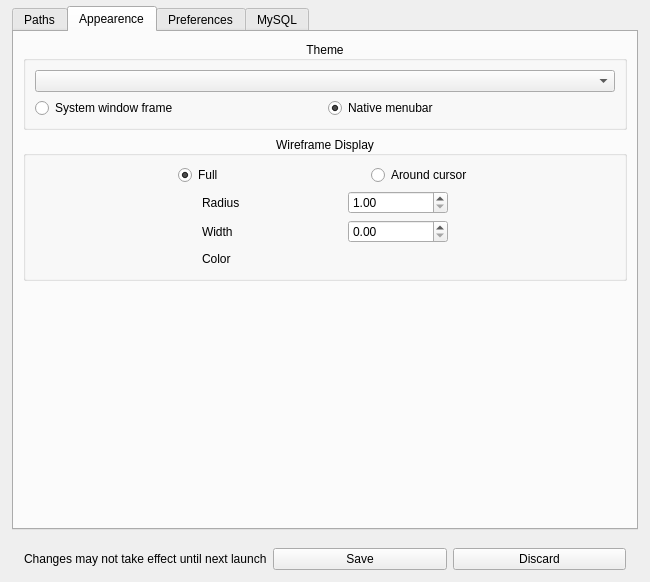
Qt form src/noggit/ui/SettingsPanel.ui (Marlamin/noggit-red) before a commit.
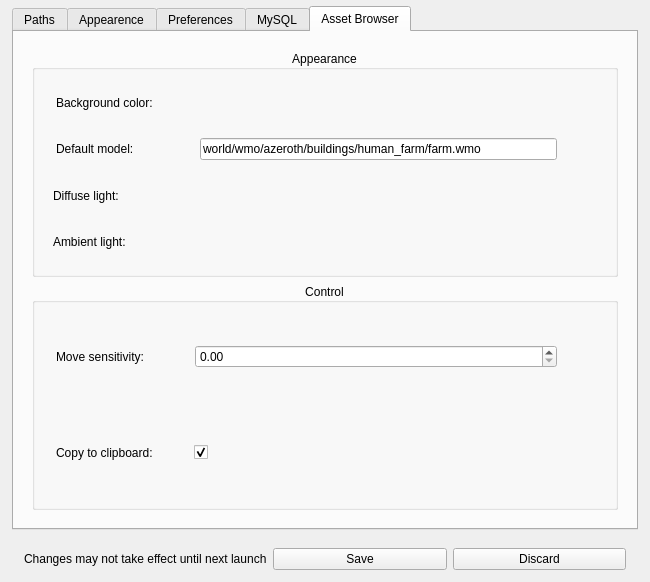
The same form after that commit. Icons and pictures are not drawn. Custom widgets are drawn as their Qt base class.

Commit message: settings: add asset browser settings UI

```diff
--- a/src/noggit/ui/SettingsPanel.ui
+++ b/src/noggit/ui/SettingsPanel.ui
@@ -82,7 +82,7 @@
          <string/>
         </property>
         <property name="currentIndex">
-         <number>1</number>
+         <number>4</number>
         </property>
         <property name="tabBarAutoHide">
          <bool>false</bool>
@@ -1340,6 +1340,438 @@
           </item>
          </layout>
         </widget>
+        <widget class="QWidget" name="tab">
+         <attribute name="title">
+          <string>Asset Browser</string>
+         </attribute>
+         <layout class="QVBoxLayout" name="verticalLayout_3">
+          <item>
+           <widget class="QWidget" name="widget_2" native="true">
+            <layout class="QVBoxLayout" name="verticalLayout_4">
+             <item>
+              <widget class="QGroupBox" name="groupBox">
+               <property name="title">
+                <string>Appearance</string>
+               </property>
+               <property name="alignment">
+                <set>Qt::AlignCenter</set>
+               </property>
+               <layout class="QVBoxLayout" name="verticalLayout_5">
+                <property name="spacing">
+                 <number>0</number>
+                </property>
+                <item>
+                 <widget class="QWidget" name="widget_3" native="true">
+                  <layout class="QHBoxLayout" name="horizontalLayout">
+                   <property name="leftMargin">
+                    <number>12</number>
+                   </property>
+                   <property name="topMargin">
+                    <number>5</number>
+                   </property>
+                   <property name="bottomMargin">
+                    <number>5</number>
+                   </property>
+                   <item>
+                    <widget class="QLabel" name="label">
+                     <property name="sizePolicy">
+                      <sizepolicy hsizetype="Maximum" vsizetype="Preferred">
+                       <horstretch>0</horstretch>
+                       <verstretch>0</verstretch>
+                      </sizepolicy>
+                     </property>
+                     <property name="text">
+                      <string>Background color:</string>
+                     </property>
+                    </widget>
+                   </item>
+                   <item>
+                    <spacer name="horizontalSpacer_4">
+                     <property name="orientation">
+                      <enum>Qt::Horizontal</enum>
+                     </property>
+                     <property name="sizeType">
+                      <enum>QSizePolicy::Fixed</enum>
+                     </property>
+                     <property name="sizeHint" stdset="0">
+                      <size>
+                       <width>40</width>
+                       <height>20</height>
+                      </size>
+                     </property>
+                    </spacer>
+                   </item>
+                   <item>
+                    <widget class="color_widgets::ColorSelector" name="assetBrowserBgCol" native="true"/>
+                   </item>
+                   <item>
+                    <spacer name="horizontalSpacer">
+                     <property name="orientation">
+                      <enum>Qt::Horizontal</enum>
+                     </property>
+                     <property name="sizeType">
+                      <enum>QSizePolicy::Fixed</enum>
+                     </property>
+                     <property name="sizeHint" stdset="0">
+                      <size>
+                       <width>40</width>
+                       <height>20</height>
+                      </size>
+                     </property>
+                    </spacer>
+                   </item>
+                  </layout>
+                 </widget>
+                </item>
+                <item>
+                 <widget class="QWidget" name="widget_4" native="true">
+                  <layout class="QHBoxLayout" name="horizontalLayout_2">
+                   <property name="spacing">
+                    <number>-1</number>
+                   </property>
+                   <property name="leftMargin">
+                    <number>12</number>
+                   </property>
+                   <property name="topMargin">
+                    <number>5</number>
+                   </property>
+                   <property name="bottomMargin">
+                    <number>5</number>
+                   </property>
+                   <item>
+                    <widget class="QLabel" name="label_2">
+                     <property name="sizePolicy">
+                      <sizepolicy hsizetype="Maximum" vsizetype="Preferred">
+                       <horstretch>0</horstretch>
+                       <verstretch>0</verstretch>
+                      </sizepolicy>
+                     </property>
+                     <property name="text">
+                      <string>Default model:</string>
+                     </property>
+                    </widget>
+                   </item>
+                   <item>
+                    <spacer name="horizontalSpacer_3">
+                     <property name="orientation">
+                      <enum>Qt::Horizontal</enum>
+                     </property>
+                     <property name="sizeType">
+                      <enum>QSizePolicy::Fixed</enum>
+                     </property>
+                     <property name="sizeHint" stdset="0">
+                      <size>
+                       <width>60</width>
+                       <height>20</height>
+                      </size>
+                     </property>
+                    </spacer>
+                   </item>
+                   <item>
+                    <widget class="QLineEdit" name="assetBrowserDefaultModel">
+                     <property name="toolTip">
+                      <string>&lt;html&gt;&lt;head/&gt;&lt;body&gt;&lt;p&gt;Default model to load on Asset Browser startup. Has to be a valid model, else an application crash may occur.&lt;/p&gt;&lt;/body&gt;&lt;/html&gt;</string>
+                     </property>
+                     <property name="text">
+                      <string>world/wmo/azeroth/buildings/human_farm/farm.wmo</string>
+                     </property>
+                    </widget>
+                   </item>
+                   <item>
+                    <spacer name="horizontalSpacer_2">
+                     <property name="orientation">
+                      <enum>Qt::Horizontal</enum>
+                     </property>
+                     <property name="sizeType">
+                      <enum>QSizePolicy::Fixed</enum>
+                     </property>
+                     <property name="sizeHint" stdset="0">
+                      <size>
+                       <width>40</width>
+                       <height>20</height>
+                      </size>
+                     </property>
+                    </spacer>
+                   </item>
+                  </layout>
+                 </widget>
+                </item>
+                <item>
+                 <widget class="QWidget" name="widget_9" native="true">
+                  <layout class="QHBoxLayout" name="horizontalLayout_6">
+                   <property name="topMargin">
+                    <number>5</number>
+                   </property>
+                   <property name="bottomMargin">
+                    <number>5</number>
+                   </property>
+                   <item>
+                    <widget class="QLabel" name="label_5">
+                     <property name="sizePolicy">
+                      <sizepolicy hsizetype="Maximum" vsizetype="Preferred">
+                       <horstretch>0</horstretch>
+                       <verstretch>0</verstretch>
+                      </sizepolicy>
+                     </property>
+                     <property name="text">
+                      <string>Diffuse light:</string>
+                     </property>
+                    </widget>
+                   </item>
+                   <item>
+                    <spacer name="horizontalSpacer_9">
+                     <property name="orientation">
+                      <enum>Qt::Horizontal</enum>
+                     </property>
+                     <property name="sizeType">
+                      <enum>QSizePolicy::Fixed</enum>
+                     </property>
+                     <property name="sizeHint" stdset="0">
+                      <size>
+                       <width>70</width>
+                       <height>20</height>
+                      </size>
+                     </property>
+                    </spacer>
+                   </item>
+                   <item>
+                    <widget class="color_widgets::ColorSelector" name="assetBrowserDiffuseLight" native="true"/>
+                   </item>
+                   <item>
+                    <spacer name="horizontalSpacer_10">
+                     <property name="orientation">
+                      <enum>Qt::Horizontal</enum>
+                     </property>
+                     <property name="sizeType">
+                      <enum>QSizePolicy::Fixed</enum>
+                     </property>
+                     <property name="sizeHint" stdset="0">
+                      <size>
+                       <width>40</width>
+                       <height>20</height>
+                      </size>
+                     </property>
+                    </spacer>
+                   </item>
+                  </layout>
+                 </widget>
+                </item>
+                <item>
+                 <widget class="QWidget" name="widget_11" native="true">
+                  <layout class="QHBoxLayout" name="horizontalLayout_7">
+                   <property name="topMargin">
+                    <number>5</number>
+                   </property>
+                   <property name="bottomMargin">
+                    <number>5</number>
+                   </property>
+                   <item>
+                    <widget class="QLabel" name="label_6">
+                     <property name="sizePolicy">
+                      <sizepolicy hsizetype="Maximum" vsizetype="Preferred">
+                       <horstretch>0</horstretch>
+                       <verstretch>0</verstretch>
+                      </sizepolicy>
+                     </property>
+                     <property name="text">
+                      <string>Ambient light:</string>
+                     </property>
+                    </widget>
+                   </item>
+                   <item>
+                    <spacer name="horizontalSpacer_11">
+                     <property name="orientation">
+                      <enum>Qt::Horizontal</enum>
+                     </property>
+                     <property name="sizeType">
+                      <enum>QSizePolicy::Fixed</enum>
+                     </property>
+                     <property name="sizeHint" stdset="0">
+                      <size>
+                       <width>65</width>
+                       <height>20</height>
+                      </size>
+                     </property>
+                    </spacer>
+                   </item>
+                   <item>
+                    <widget class="color_widgets::ColorSelector" name="assetBrowserAmbientLight" native="true"/>
+                   </item>
+                   <item>
+                    <spacer name="horizontalSpacer_12">
+                     <property name="orientation">
+                      <enum>Qt::Horizontal</enum>
+                     </property>
+                     <property name="sizeType">
+                      <enum>QSizePolicy::Fixed</enum>
+                     </property>
+                     <property name="sizeHint" stdset="0">
+                      <size>
+                       <width>40</width>
+                       <height>20</height>
+                      </size>
+                     </property>
+                    </spacer>
+                   </item>
+                  </layout>
+                 </widget>
+                </item>
+               </layout>
+              </widget>
+             </item>
+             <item>
+              <widget class="QGroupBox" name="groupBox_3">
+               <property name="title">
+                <string>Control</string>
+               </property>
+               <property name="alignment">
+                <set>Qt::AlignCenter</set>
+               </property>
+               <layout class="QVBoxLayout" name="verticalLayout_6">
+                <item>
+                 <widget class="QWidget" name="widget_8" native="true">
+                  <layout class="QHBoxLayout" name="horizontalLayout_5">
+                   <property name="leftMargin">
+                    <number>12</number>
+                   </property>
+                   <property name="topMargin">
+                    <number>5</number>
+                   </property>
+                   <property name="bottomMargin">
+                    <number>5</number>
+                   </property>
+                   <item>
+                    <widget class="QLabel" name="label_4">
+                     <property name="sizePolicy">
+                      <sizepolicy hsizetype="Maximum" vsizetype="Preferred">
+                       <horstretch>0</horstretch>
+                       <verstretch>0</verstretch>
+                      </sizepolicy>
+                     </property>
+                     <property name="text">
+                      <string>Move sensitivity:</string>
+                     </property>
+                    </widget>
+                   </item>
+                   <item>
+                    <spacer name="horizontalSpacer_7">
+                     <property name="orientation">
+                      <enum>Qt::Horizontal</enum>
+                     </property>
+                     <property name="sizeType">
+                      <enum>QSizePolicy::Fixed</enum>
+                     </property>
+                     <property name="sizeHint" stdset="0">
+                      <size>
+                       <width>45</width>
+                       <height>20</height>
+                      </size>
+                     </property>
+                    </spacer>
+                   </item>
+                   <item>
+                    <widget class="QDoubleSpinBox" name="assetBrowserMoveSensitivity"/>
+                   </item>
+                   <item>
+                    <spacer name="horizontalSpacer_8">
+                     <property name="orientation">
+                      <enum>Qt::Horizontal</enum>
+                     </property>
+                     <property name="sizeType">
+                      <enum>QSizePolicy::Fixed</enum>
+                     </property>
+                     <property name="sizeHint" stdset="0">
+                      <size>
+                       <width>40</width>
+                       <height>20</height>
+                      </size>
+                     </property>
+                    </spacer>
+                   </item>
+                  </layout>
+                 </widget>
+                </item>
+                <item>
+                 <widget class="QWidget" name="widget_6" native="true">
+                  <layout class="QHBoxLayout" name="horizontalLayout_4">
+                   <property name="leftMargin">
+                    <number>12</number>
+                   </property>
+                   <property name="topMargin">
+                    <number>5</number>
+                   </property>
+                   <property name="bottomMargin">
+                    <number>5</number>
+                   </property>
+                   <item>
+                    <widget class="QLabel" name="label_3">
+                     <property name="sizePolicy">
+                      <sizepolicy hsizetype="Maximum" vsizetype="Preferred">
+                       <horstretch>0</horstretch>
+                       <verstretch>0</verstretch>
+                      </sizepolicy>
+                     </property>
+                     <property name="text">
+                      <string>Copy to clipboard:</string>
+                     </property>
+                    </widget>
+                   </item>
+                   <item>
+                    <spacer name="horizontalSpacer_5">
+                     <property name="orientation">
+                      <enum>Qt::Horizontal</enum>
+                     </property>
+                     <property name="sizeType">
+                      <enum>QSizePolicy::Fixed</enum>
+                     </property>
+                     <property name="sizeHint" stdset="0">
+                      <size>
+                       <width>35</width>
+                       <height>20</height>
+                      </size>
+                     </property>
+                    </spacer>
+                   </item>
+                   <item>
+                    <widget class="QCheckBox" name="assetBrowserCopyToClipboard">
+                     <property name="toolTip">
+                      <string>&lt;html&gt;&lt;head/&gt;&lt;body&gt;&lt;p&gt; Automatically copy selected model to clipboard&lt;/p&gt;&lt;/body&gt;&lt;/html&gt;</string>
+                     </property>
+                     <property name="text">
+                      <string/>
+                     </property>
+                     <property name="checked">
+                      <bool>true</bool>
+                     </property>
+                    </widget>
+                   </item>
+                   <item>
+                    <spacer name="horizontalSpacer_6">
+                     <property name="orientation">
+                      <enum>Qt::Horizontal</enum>
+                     </property>
+                     <property name="sizeType">
+                      <enum>QSizePolicy::Fixed</enum>
+                     </property>
+                     <property name="sizeHint" stdset="0">
+                      <size>
+                       <width>40</width>
+                       <height>20</height>
+                      </size>
+                     </property>
+                    </spacer>
+                   </item>
+                  </layout>
+                 </widget>
+                </item>
+               </layout>
+              </widget>
+             </item>
+            </layout>
+           </widget>
+          </item>
+         </layout>
+        </widget>
        </widget>
       </item>
       <item>
```
Left out of the diff: 4 changed lines with no effect on the pictures. The commit also changes 6 other files.
